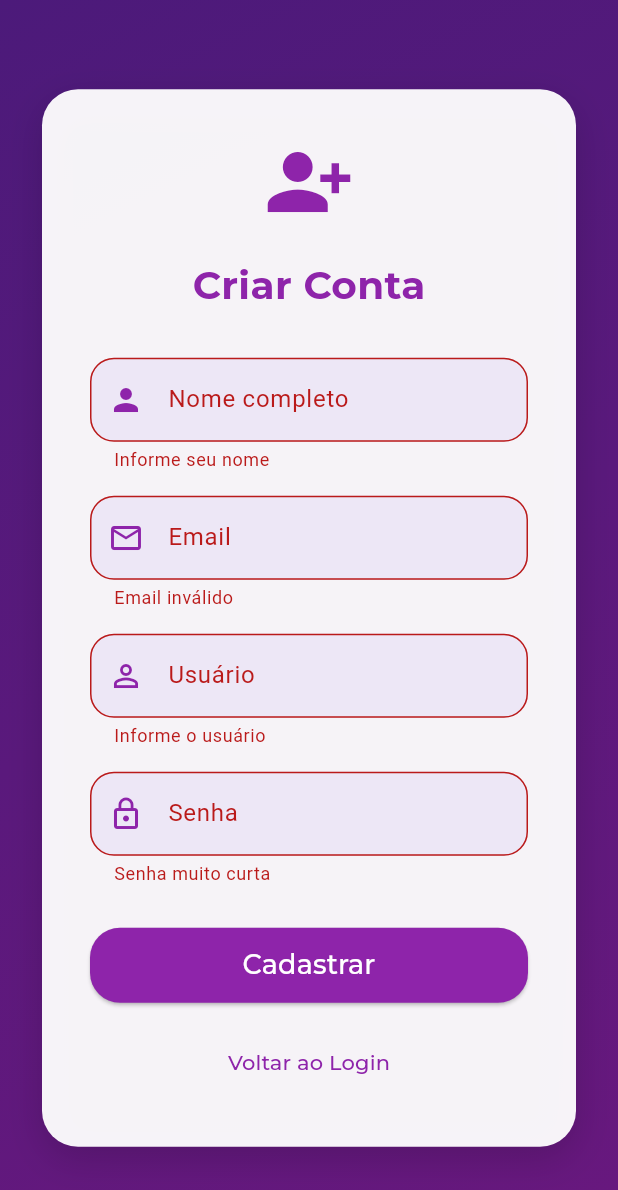
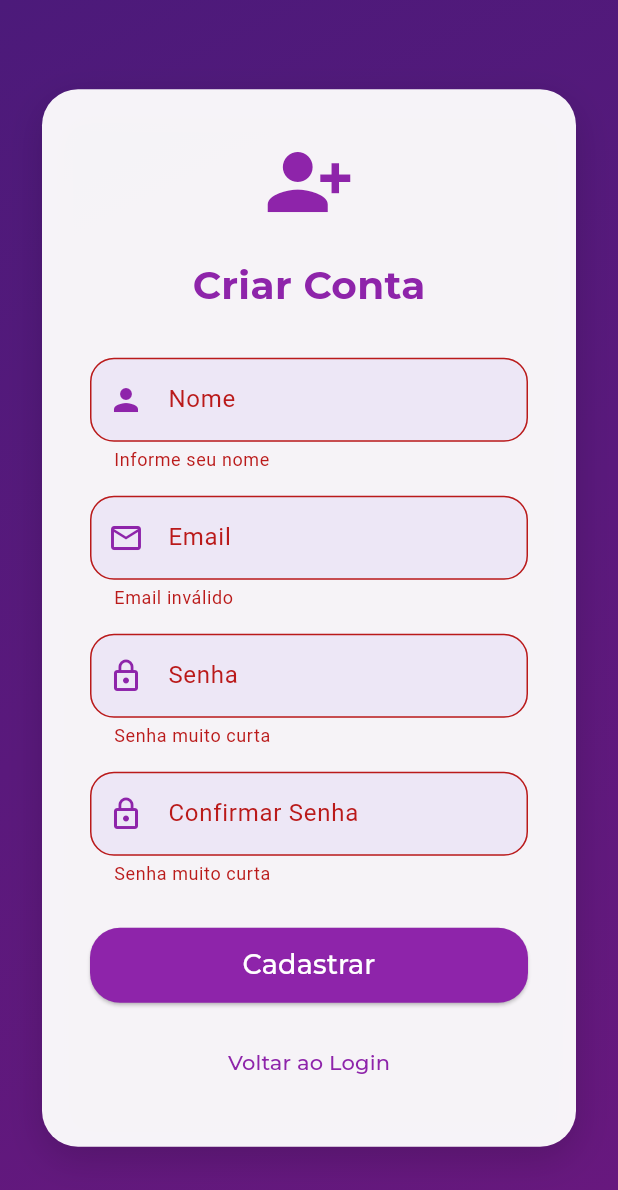
Before and after one commit to emyoliivei/tasknavigation, a Flutter app: the LoginScreen screen opened by its route, after a tap on "Entrar", after a tap on "Criar conta", after a tap on "Cadastrar", on a phone screen of 412 x 824 dp. Shown: the top 1190 px of the screen. Run offline on Flutter 3.47's test engine with Material 3 defaults, Android fonts, the phone set to English and light mode, and no system bars; our stand-ins replace google_fonts, image_picker, shared_preferences; accounts and stored records are empty.

Commit message:
linkei login

```diff
--- a/lib/screens/collaboration_screen.dart
+++ b/lib/screens/collaboration_screen.dart
@@ -39,6 +39,7 @@ class CollaborationScreen extends StatelessWidget {
     final labelTextColor = isDark ? Colors.white : Colors.black;
 
     return Scaffold(
+      // ignore: deprecated_member_use
       backgroundColor: theme.colorScheme.background,
       appBar: AppBar(
         backgroundColor: const Color(0xFF8E24AA),
--- a/lib/screens/criar_conta_screen.dart
+++ b/lib/screens/criar_conta_screen.dart
@@ -1,5 +1,6 @@
 import 'package:flutter/material.dart';
 import 'package:google_fonts/google_fonts.dart';
+import '../services/api_service.dart';
 
 class CriarContaScreen extends StatefulWidget {
   const CriarContaScreen({super.key});
@@ -12,8 +13,8 @@ class _CriarContaScreenState extends State<CriarContaScreen> with SingleTickerPr
   final _formKey = GlobalKey<FormState>();
   final TextEditingController _nomeController = TextEditingController();
   final TextEditingController _emailController = TextEditingController();
-  final TextEditingController _usuarioController = TextEditingController();
   final TextEditingController _senhaController = TextEditingController();
+  final TextEditingController _confirmSenhaController = TextEditingController();
 
   late AnimationController _animationController;
   late Animation<double> _fadeInAnimation;
@@ -37,14 +38,41 @@ class _CriarContaScreenState extends State<CriarContaScreen> with SingleTickerPr
     _animationController.dispose();
     _nomeController.dispose();
     _emailController.dispose();
-    _usuarioController.dispose();
     _senhaController.dispose();
+    _confirmSenhaController.dispose();
     super.dispose();
   }
 
-  void _criarConta() {
-    if (_formKey.currentState!.validate()) {
-      // Simula sucesso na criação
+  void _criarConta() async {
+    if (!_formKey.currentState!.validate()) return;
+
+    if (_senhaController.text != _confirmSenhaController.text) {
+      ScaffoldMessenger.of(context).showSnackBar(
+        const SnackBar(content: Text('As senhas não conferem')),
+      );
+      return;
+    }
+
+    showDialog(
+      context: context,
+      barrierDismissible: false,
+      builder: (_) => const Center(child: CircularProgressIndicator()),
+    );
+
+    final res = await ApiService.register(
+      _nomeController.text,
+      _emailController.text,
+      '', // removido o usuário
+      _senhaController.text,
+    );
+
+    Navigator.pop(context);
+
+    if (res?['error'] != null) {
+      ScaffoldMessenger.of(context).showSnackBar(
+        SnackBar(content: Text(res!['error'])),
+      );
+    } else {
       ScaffoldMessenger.of(context).showSnackBar(
         const SnackBar(content: Text('Conta criada com sucesso!')),
       );
@@ -62,8 +90,10 @@ class _CriarContaScreenState extends State<CriarContaScreen> with SingleTickerPr
           Container(
             decoration: const BoxDecoration(
               gradient: LinearGradient(
-                colors: [ Color.fromARGB(255, 76, 26, 122),
-              Color.fromARGB(255, 104, 24, 126),],
+                colors: [
+                  Color.fromARGB(255, 76, 26, 122),
+                  Color.fromARGB(255, 104, 24, 126),
+                ],
                 begin: Alignment.topLeft,
                 end: Alignment.bottomRight,
               ),
@@ -77,11 +107,11 @@ class _CriarContaScreenState extends State<CriarContaScreen> with SingleTickerPr
                 child: Container(
                   padding: const EdgeInsets.all(32),
                   decoration: BoxDecoration(
-                    color: Colors.white.withOpacity(0.95),
+                    color: Colors.white.withAlpha((0.95 * 255).round()),
                     borderRadius: BorderRadius.circular(24),
                     boxShadow: [
                       BoxShadow(
-                        color: Colors.black.withOpacity(0.15),
+                        color: Colors.black.withAlpha((0.15 * 255).round()),
                         blurRadius: 20,
                         offset: const Offset(0, 8),
                       ),
@@ -107,7 +137,7 @@ class _CriarContaScreenState extends State<CriarContaScreen> with SingleTickerPr
                         // Nome
                         TextFormField(
                           controller: _nomeController,
-                          decoration: _buildInputDecoration('Nome completo', Icons.person),
+                          decoration: _buildInputDecoration('Nome', Icons.person),
                           validator: (value) => value == null || value.isEmpty ? 'Informe seu nome' : null,
                         ),
                         const SizedBox(height: 16),
@@ -120,19 +150,20 @@ class _CriarContaScreenState extends State<CriarContaScreen> with SingleTickerPr
                         ),
                         const SizedBox(height: 16),
 
-                        // Usuário
-                        TextFormField(
-                          controller: _usuarioController,
-                          decoration: _buildInputDecoration('Usuário', Icons.person_outline),
-                          validator: (value) => value == null || value.isEmpty ? 'Informe o usuário' : null,
-                        ),
-                        const SizedBox(height: 16),
-
                         // Senha
                         TextFormField(
                           controller: _senhaController,
                           obscureText: true,
                           decoration: _buildInputDecoration('Senha', Icons.lock_outline),
+                          validator: (value) => value == null || value.length < 4 ? 'Senha muito curta' : null,
+                        ),
+                        const SizedBox(height: 16),
+
+                        // Confirmar Senha
+                        TextFormField(
+                          controller: _confirmSenhaController,
+                          obscureText: true,
+                          decoration: _buildInputDecoration('Confirmar Senha', Icons.lock_outline),
                           validator: (value) => value == null || value.length < 4 ? 'Senha muito curta' : null,
                         ),
                         const SizedBox(height: 28),
@@ -153,7 +184,6 @@ class _CriarContaScreenState extends State<CriarContaScreen> with SingleTickerPr
                             ),
                           ),
                         ),
-
                         const SizedBox(height: 16),
 
                         // Voltar ao login
--- a/lib/screens/home_screen.dart
+++ b/lib/screens/home_screen.dart
@@ -52,7 +52,7 @@ class HomeScreen extends StatelessWidget {
 
                   // Subtítulo com fonte Sans Serif clean
                   Text(
-                    'Seja bem-vindo(a) à Task Navigation',
+                    'Seja bem-vindo(a) à Task Navigation! a plataforma ideal para gerenciar as tarefas administrativas do seu aplicativo. Com uma interface intuitiva, você pode organizar, monitorar e otimizar processos de forma eficiente.',
                     textAlign: TextAlign.center,
                     style: GoogleFonts.openSans(
                       textStyle: const TextStyle(
--- a/lib/screens/login_screen.dart
+++ b/lib/screens/login_screen.dart
@@ -1,5 +1,6 @@
 import 'package:flutter/material.dart';
 import 'package:google_fonts/google_fonts.dart';
+import '../services/api_service.dart';
 
 class LoginScreen extends StatefulWidget {
   const LoginScreen({super.key});
@@ -10,8 +11,7 @@ class LoginScreen extends StatefulWidget {
 
 class _LoginScreenState extends State<LoginScreen> with SingleTickerProviderStateMixin {
   final _formKey = GlobalKey<FormState>();
-
-  final TextEditingController _usuarioController = TextEditingController();
+  final TextEditingController _emailController = TextEditingController();
   final TextEditingController _senhaController = TextEditingController();
 
   late AnimationController _animationController;
@@ -37,7 +37,7 @@ class _LoginScreenState extends State<LoginScreen> with SingleTickerProviderStat
   @override
   void dispose() {
     _animationController.dispose();
-    _usuarioController.dispose();
+    _emailController.dispose();
     _senhaController.dispose();
     super.dispose();
   }
@@ -50,20 +50,26 @@ class _LoginScreenState extends State<LoginScreen> with SingleTickerProviderStat
       _erro = null;
     });
 
-    // Simulação de login local
-    await Future.delayed(const Duration(seconds: 1)); // efeito de "carregando"
+    final result = await ApiService.login(
+      _emailController.text.trim(), // envia o email correto
+      _senhaController.text.trim(),
+    );
 
     setState(() {
       _loading = false;
     });
 
-    if (_usuarioController.text.trim() == "admin" &&
-        _senhaController.text.trim() == "1234") {
+    if (result == null) {
+      setState(() {
+        _erro = 'Falha na conexão com o servidor';
+      });
+    } else if (result['error'] != null) {
+      setState(() {
+        _erro = result['error'];
+      });
+    } else {
+      // Login bem-sucedido
       Navigator.pushReplacementNamed(context, '/dashboard');
-    } else {
-      setState(() {
-        _erro = 'Usuário ou senha inválidos';
-      });
     }
   }
 
@@ -79,7 +85,7 @@ class _LoginScreenState extends State<LoginScreen> with SingleTickerProviderStat
               gradient: LinearGradient(
                 colors: [
                   Color.fromARGB(255, 76, 26, 122),
-                  Color.fromARGB(255, 104, 24, 126),
+                  Color.fromARGB(255, 185, 161, 250),
                 ],
                 begin: Alignment.topLeft,
                 end: Alignment.bottomRight,
@@ -94,11 +100,11 @@ class _LoginScreenState extends State<LoginScreen> with SingleTickerProviderStat
                 child: Container(
                   padding: const EdgeInsets.all(32),
                   decoration: BoxDecoration(
-                    color: Colors.white.withOpacity(0.95),
+                    color: Colors.white.withAlpha((0.95 * 255).round()),
                     borderRadius: BorderRadius.circular(24),
                     boxShadow: [
                       BoxShadow(
-                        color: Colors.black.withOpacity(0.15),
+                        color: Colors.black.withAlpha((0.15 * 255).round()),
                         blurRadius: 20,
                         offset: const Offset(0, 8),
                       ),
@@ -121,16 +127,17 @@ class _LoginScreenState extends State<LoginScreen> with SingleTickerProviderStat
                         ),
                         const SizedBox(height: 30),
 
-                        // Usuário
+                        // Campo Email
                         TextFormField(
-                          controller: _usuarioController,
-                          decoration: _buildInputDecoration('Usuário', Icons.person_outline),
+                          controller: _emailController,
+                          decoration: _buildInputDecoration('Email', Icons.email_outlined)
+                              .copyWith(hintText: 'Digite seu email'),
                           validator: (value) =>
-                              value == null || value.isEmpty ? 'Informe o usuário' : null,
+                              value == null || !value.contains('@') ? 'Email inválido' : null,
                         ),
                         const SizedBox(height: 16),
 
-                        // Senha
+                        // Campo Senha
                         TextFormField(
                           controller: _senhaController,
                           obscureText: true,
@@ -149,7 +156,6 @@ class _LoginScreenState extends State<LoginScreen> with SingleTickerProviderStat
                             ),
                           ),
 
-                        // Botão Entrar
                         SizedBox(
                           width: double.infinity,
                           height: 50,
@@ -175,7 +181,6 @@ class _LoginScreenState extends State<LoginScreen> with SingleTickerProviderStat
 
                         const SizedBox(height: 16),
 
-                        // Criar conta
                         TextButton(
                           onPressed: () => Navigator.pushReplacementNamed(context, '/criarConta'),
                           child: Text(
@@ -187,7 +192,6 @@ class _LoginScreenState extends State<LoginScreen> with SingleTickerProviderStat
                           ),
                         ),
 
-                        // Esqueci minha senha
                         TextButton(
                           onPressed: () => Navigator.pushNamed(context, '/esqueciSenha'),
                           child: Text(
--- a/lib/screens/settings_screen.dart
+++ b/lib/screens/settings_screen.dart
@@ -73,7 +73,9 @@ class _SettingsScreenState extends State<SettingsScreen> {
                 boxShadow: [
                   BoxShadow(
                     color: isDark
+                        // ignore: deprecated_member_use
                         ? Colors.deepPurpleAccent.withOpacity(0.6)
+                        // ignore: deprecated_member_use
                         : const Color.fromARGB(255, 85, 78, 87).withOpacity(0.4),
                     blurRadius: 12,
                     offset: const Offset(0, 6),
@@ -145,6 +147,7 @@ class _SettingsScreenState extends State<SettingsScreen> {
                 });
               },
               secondary: Icon(Icons.dark_mode, color: borderColor),
+              // ignore: deprecated_member_use
               activeColor: switchActiveColor,
             ),
             SwitchListTile(
--- a/pubspec.yaml
+++ b/pubspec.yaml
@@ -9,6 +9,8 @@ environment:
 dependencies:
   flutter:
     sdk: flutter
+  shared_preferences: ^2.1.0
+
 
   cupertino_icons: ^1.0.2
   google_fonts: ^5.0.0
```
Also changed, not shown: lib/screens/reports_screen.dart (+32 -31 lines), lib/screens/tasks_screen.dart (+64 -170 lines), lib/services/api_service.dart (added, +70 -0 lines), lib/screens/services/api_service.dart (deleted), pubspec.lock, 2 other files.
